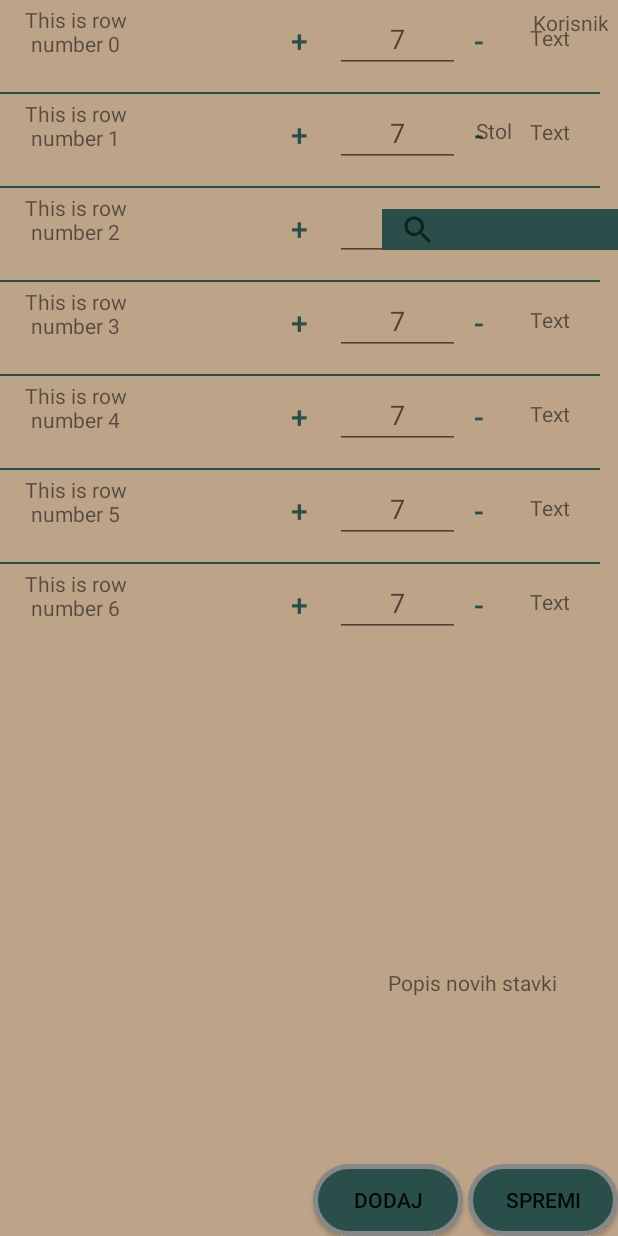
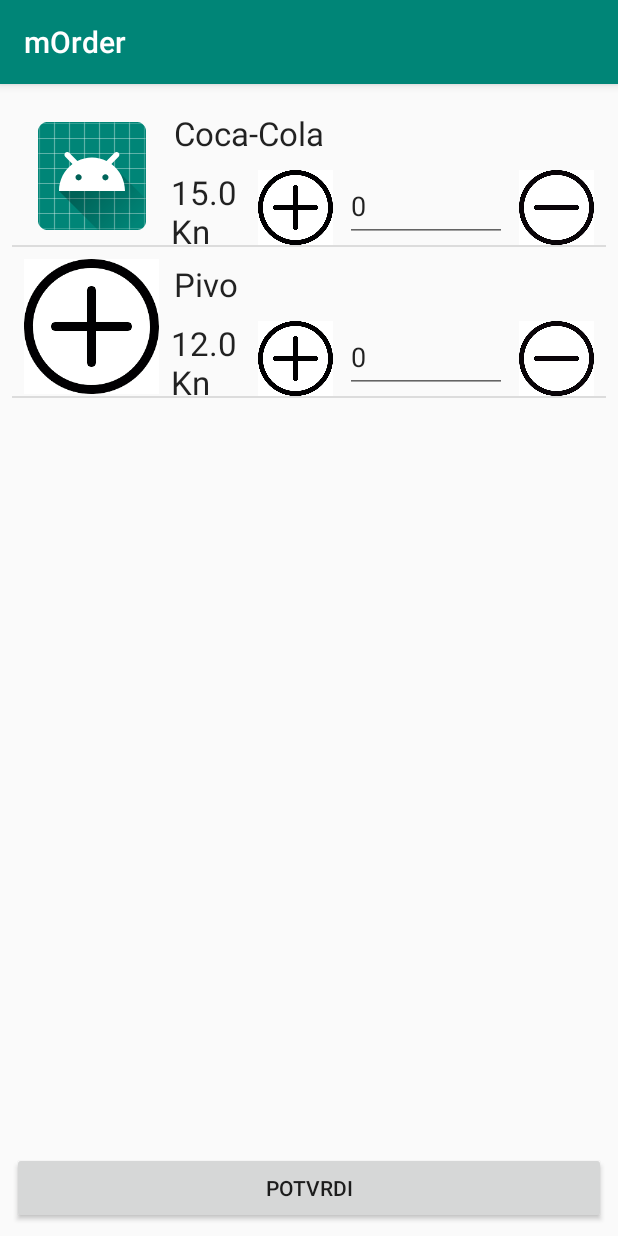
Before and after one commit to ivanmilas1/mOrder, an Android app: the screen it shows after launch (DetaljiNarudzbe before the commit, DetaljiNarudzbe2 after it), after a tap on "BUTTON", on a phone screen of 412 x 824 dp. Run offline under Robolectric (Android 15) with nearby library versions, the phone set to English and light mode, and no system bars.

Commit message:
Promjena cijele logike listview-a.

```diff
--- a/app/src/main/AndroidManifest.xml
+++ b/app/src/main/AndroidManifest.xml
@@ -17,10 +17,7 @@
             </intent-filter>
         </activity>
         <activity android:name=".PrikazStolova" />
-        <activity
-            android:name=".DetaljiNarudzbe"
-            android:label="@string/title_activity_detalji_narudzbe"
-            android:theme="@style/AppTheme.NoActionBar"></activity>
+        <activity android:name=".DetaljiNarudzbe2" />
     </application>
 
 </manifest>
--- /dev/null
+++ b/app/src/main/java/com/morder/morder/Artikl.java
@@ -0,0 +1,17 @@
+package com.morder.morder;
+
+public class Artikl {
+
+    String Naziv;
+    Double Cijena;
+    int Slika;
+    int KolicinaKosarica;
+
+    public Artikl(String naziv,Double cijena, int slika)
+    {
+        Naziv = naziv;
+        Cijena = cijena;
+        Slika = slika;
+    }
+
+}
--- a/app/src/main/java/com/morder/morder/DetaljiNarudzbe.java
+++ /dev/null
@@ -1,135 +0,0 @@
-package com.morder.morder;
-
-import android.content.Context;
-import android.os.Bundle;
-import android.support.v7.app.AppCompatActivity;
-import android.support.v7.widget.RecyclerView;
-import android.view.LayoutInflater;
-import android.view.View;
-import android.view.ViewGroup;
-import android.widget.AdapterView;
-import android.widget.ArrayAdapter;
-import android.widget.Button;
-import android.widget.ListView;
-import android.widget.TextView;
-import android.widget.Toast;
-
-import java.util.ArrayList;
-import java.util.List;
-
-public class DetaljiNarudzbe extends AppCompatActivity {
-
-
-    private ArrayList<String> data = new ArrayList<String>();
-    @Override
-    protected void onCreate(Bundle savedInstanceState) {
-        super.onCreate(savedInstanceState);
-        setContentView(R.layout.activity_detalji_narudzbe);
-        ListView lv = (ListView) findViewById(R.id.listview);
-        generateListContent();
-        lv.setAdapter(new MyListAdaper(this, R.layout.list_item, data));
-        lv.setOnItemClickListener(new AdapterView.OnItemClickListener() {
-            @Override
-            public void onItemClick(AdapterView<?> parent, View view, int position, long id) {
-
-            }
-        });
-
-
-
-    }
-
-    private void generateListContent() {
-
-
-            for(int i = 0; i < 7; i++) {
-
-                data.add("This is row number " + i);
-
-
-            }
-
-        }
-    private class MyListAdaper extends ArrayAdapter<String> {
-
-        private int layout;
-
-        private List<String> mObjects;
-
-        private MyListAdaper(Context context, int resource, List<String> objects) {
-
-            super(context, resource, objects);
-
-            mObjects = objects;
-
-            layout = resource;
-
-        }
-
-
-
-        @Override
-
-        public View getView(final int position, View convertView, ViewGroup parent) {
-
-            ViewHolder mainViewholder = null;
-
-            if(convertView == null) {
-
-                LayoutInflater inflater = LayoutInflater.from(getContext());
-
-                convertView = inflater.inflate(layout, parent, false);
-
-                ViewHolder viewHolder = new ViewHolder();
-
-                viewHolder.naziv = (TextView) convertView.findViewById(R.id.list_item_naziv);
-                viewHolder.kolicina = (TextView) convertView.findViewById(R.id.list_item_kolicina);
-                viewHolder.cijena = (TextView) convertView.findViewById(R.id.list_item_cijena);
-                viewHolder.dodaj = (Button) convertView.findViewById(R.id.list_item_btn_povecaj);
-                viewHolder.ukloni = (Button) convertView.findViewById(R.id.list_item_btn_umanji);
-
-                convertView.setTag(viewHolder);
-
-            }
-
-            mainViewholder = (ViewHolder) convertView.getTag();
-
-            mainViewholder.dodaj.setOnClickListener(new View.OnClickListener() {
-
-                @Override
-
-                public void onClick(View v) {
-
-                    Toast.makeText(getContext(), "Dodali ste ješ jedan proizvod", Toast.LENGTH_SHORT).show();
-
-                }
-
-            });
-            mainViewholder.ukloni.setOnClickListener(new View.OnClickListener() {
-                @Override
-                public void onClick(View v) {
-
-                    Toast.makeText(getContext(),"Uklonili ste jedan proizvod",Toast.LENGTH_SHORT).show();
-                }
-            });
-
-            mainViewholder.naziv.setText(getItem(position));
-
-
-
-            return convertView;
-
-        }
-
-    }
-    public class ViewHolder {
-
-        TextView naziv;
-        Button dodaj;
-        TextView kolicina;
-        Button ukloni;
-        TextView cijena;
-
-    }
-
-}
--- /dev/null
+++ b/app/src/main/java/com/morder/morder/DetaljiNarudzbe2.java
@@ -0,0 +1,41 @@
+package com.morder.morder;
+
+import android.os.Bundle;
+import android.support.annotation.Nullable;
+import android.support.v7.app.AppCompatActivity;
+import android.view.View;
+import android.widget.Button;
+import android.widget.ListView;
+
+import java.util.ArrayList;
+
+public class DetaljiNarudzbe2 extends AppCompatActivity
+{
+    private ListView listView;
+    private ListAdapter listAdapter;
+    ArrayList<Artikl> artikls = new ArrayList<>();
+    Button btnPlaceOrder;
+    ArrayList<Artikl> artiklsNarudzba = new ArrayList<>();
+
+
+    @Override
+    protected void onCreate(@Nullable Bundle savedInstanceState) {
+        super.onCreate(savedInstanceState);
+        setContentView(R.layout.activity_detalji_narudzbe2);
+        getArtikli();
+        listView = (ListView) findViewById(R.id.customListView);
+        listAdapter = new ListAdapter(this,artikls);
+        listView.setAdapter(listAdapter);
+        btnPlaceOrder = (Button) findViewById(R.id.btnPlaceOrder);
+        btnPlaceOrder.setOnClickListener(new View.OnClickListener() {
+            @Override
+            public void onClick(View v) {
+
+            }
+        });
+    }
+    public void getArtikli(){
+        artikls.add(new Artikl("Coca-Cola",15.00,R.mipmap.ic_launcher));
+        artikls.add(new Artikl("Pivo",12.00,R.mipmap.untitled));
+    }
+}
--- /dev/null
+++ b/app/src/main/java/com/morder/morder/ListAdapter.java
@@ -0,0 +1,99 @@
+package com.morder.morder;
+
+import android.content.Context;
+import android.view.LayoutInflater;
+import android.view.View;
+import android.view.ViewGroup;
+import android.widget.BaseAdapter;
+import android.widget.EditText;
+import android.widget.Toast;
+
+import java.util.ArrayList;
+
+public class ListAdapter extends BaseAdapter
+{
+    public ArrayList<Artikl> listaArtikala;
+    private Context context;
+
+    public ListAdapter(Context context,ArrayList<Artikl> listaArtikala)
+    {
+        this.context = context;
+        this.listaArtikala = listaArtikala;
+    }
+
+    @Override
+    public int getCount() {
+        return listaArtikala.size();
+    }
+
+    @Override
+    public Artikl getItem(int position) {
+        return  listaArtikala.get(position);
+    }
+
+    @Override
+    public long getItemId(int position) {
+        return 0;
+    }
+
+    @Override
+    public View getView(final int position, View convertView, ViewGroup parent) {
+        View row;
+        final ListViewHolder listViewHolder;
+        if(convertView == null)
+        {
+            LayoutInflater layoutInflater =(LayoutInflater) context.getSystemService(Context.LAYOUT_INFLATER_SERVICE);
+            row = layoutInflater.inflate(R.layout.custom_listview,parent,false);
+            listViewHolder = new ListViewHolder();
+            listViewHolder.btnDodaj = row.findViewById(R.id.ib_addnew);
+            listViewHolder.btnSmanji = row.findViewById(R.id.ib_remove);
+            listViewHolder.etKolicina = row.findViewById(R.id.editTextQuantity);
+            listViewHolder.ivSlika = row.findViewById(R.id.ivProduct);
+            listViewHolder.tvNaziv = row.findViewById(R.id.tvProductName);
+            listViewHolder.tvCijena = row.findViewById(R.id.tvPrice);
+            row.setTag(listViewHolder);
+        }
+        else
+            {
+            row = convertView;
+            listViewHolder = (ListViewHolder) row.getTag();
+            }
+        final Artikl artikl = getItem(position);
+
+        listViewHolder.tvNaziv.setText(artikl.Naziv);
+        listViewHolder.tvCijena.setText(artikl.Cijena+"Kn");
+        listViewHolder.ivSlika.setImageResource(artikl.Slika);
+        listViewHolder.etKolicina.setText(artikl.KolicinaKosarica + "" );
+        listViewHolder.btnDodaj.setOnClickListener(new View.OnClickListener() {
+            @Override
+            public void onClick(View v) {
+                Kolicina(position,listViewHolder.etKolicina,1);
+
+            }
+        });
+        listViewHolder.btnSmanji.setOnClickListener(new View.OnClickListener() {
+            @Override
+            public void onClick(View v) {
+                Kolicina(position,listViewHolder.etKolicina,-1);
+            }
+        });
+        return row;
+    }
+    private void Kolicina(int position, EditText etKolicina, int value) {
+
+        Artikl artikl = getItem(position);
+        if(value > 0)
+        {
+            artikl.KolicinaKosarica = artikl.KolicinaKosarica + 1 ;
+        }
+        else
+        {
+            if(artikl.KolicinaKosarica > 0)
+            {
+                artikl.KolicinaKosarica = artikl.KolicinaKosarica - 1;
+            }
+
+        }
+        etKolicina.setText(artikl.KolicinaKosarica+"");
+    }
+}
--- /dev/null
+++ b/app/src/main/java/com/morder/morder/ListViewHolder.java
@@ -0,0 +1,18 @@
+package com.morder.morder;
+
+import android.widget.EditText;
+import android.widget.ImageButton;
+import android.widget.ImageView;
+import android.widget.LinearLayout;
+import android.widget.TextView;
+
+public class ListViewHolder
+{
+    TextView tvNaziv;
+    ImageView ivSlika;
+    TextView tvCijena;
+    ImageButton btnDodaj;
+    EditText etKolicina;
+    ImageButton btnSmanji;
+    LinearLayout llMainRow;
+}
--- a/app/src/main/java/com/morder/morder/MainActivity.java
+++ b/app/src/main/java/com/morder/morder/MainActivity.java
@@ -27,7 +27,7 @@ public class MainActivity extends AppCompatActivity {
 
     public void PrikaziDetaljeNarudzbe(){
 
-        Intent intent = new Intent(this, DetaljiNarudzbe.class);
+        Intent intent = new Intent(this, DetaljiNarudzbe2.class);
         startActivity(intent);
 
     }
--- a/app/src/main/res/layout/activity_detalji_narudzbe.xml
+++ /dev/null
@@ -1,101 +0,0 @@
-<?xml version="1.0" encoding="utf-8"?>
-
-<RelativeLayout xmlns:android="http://schemas.android.com/apk/res/android"
-    xmlns:app="http://schemas.android.com/apk/res-auto"
-    xmlns:tools="http://schemas.android.com/tools"
-    android:layout_width="match_parent"
-    android:layout_height="match_parent"
-    android:background="#BDA489"
-    tools:context=".DetaljiNarudzbe">
-
-    <Button
-        android:id="@+id/btnDodaj2"
-        android:layout_width="wrap_content"
-        android:layout_height="wrap_content"
-        android:layout_alignParentEnd="true"
-        android:layout_alignParentBottom="true"
-        android:layout_marginEnd="103dp"
-        android:layout_marginBottom="0dp"
-        android:background="@drawable/button1"
-        android:text="Dodaj" />
-
-    <android.support.design.widget.AppBarLayout
-        android:layout_width="match_parent"
-        android:layout_height="wrap_content"
-        android:theme="@style/AppTheme.AppBarOverlay">
-
-    </android.support.design.widget.AppBarLayout>
-
-    <ListView
-
-        android:id="@+id/listview"
-        android:layout_width="400dp"
-        android:layout_height="wrap_content"
-        android:layout_alignParentStart="true"
-        android:layout_alignParentTop="true"
-        android:layout_marginStart="0dp"
-        android:layout_marginTop="0dp"
-        android:divider="#2A4F4A"
-        android:dividerHeight="1dp">
-
-    </ListView>
-
-    <TextView
-        android:id="@+id/textViewTrenutniKorisnik"
-        android:layout_width="wrap_content"
-        android:layout_height="wrap_content"
-        android:layout_alignParentTop="true"
-        android:layout_alignParentEnd="true"
-        android:layout_marginTop="5dp"
-        android:layout_marginEnd="6dp"
-        android:text="Korisnik" />
-
-    <Button
-        android:id="@+id/btnSpremi"
-        android:layout_width="wrap_content"
-        android:layout_height="wrap_content"
-        android:layout_alignEnd="@+id/btnDodaj2"
-        android:layout_alignParentBottom="true"
-        android:layout_marginEnd="-103dp"
-        android:layout_marginBottom="0dp"
-        android:background="@drawable/button1"
-        android:text="Spremi"
-        tools:layout_width="wrap_content" />
-
-    <SearchView
-        android:layout_width="157dp"
-        android:layout_height="27dp"
-        android:layout_alignParentTop="true"
-        android:layout_alignParentEnd="true"
-        android:layout_marginTop="139dp"
-        android:layout_marginEnd="0dp"
-        android:background="#2A4F4A"
-        android:orientation="horizontal" />
-
-    <TextView
-        android:id="@+id/textViewPopisNovihStavki"
-        android:layout_width="147dp"
-        android:layout_height="101dp"
-        android:layout_alignEnd="@+id/textViewTrenutniKorisnik"
-        android:layout_alignParentBottom="true"
-        android:layout_marginEnd="0dp"
-        android:layout_marginBottom="77dp"
-        android:outlineAmbientShadowColor="#2A4F4A"
-        android:text="Popis novih stavki"
-        app:lineHeight="2dp" />
-
-    <TextView
-        android:id="@+id/textViewTrenutniStol"
-        android:layout_width="127dp"
-        android:layout_height="31dp"
-        android:layout_alignParentTop="true"
-        android:layout_marginTop="77dp"
-        android:layout_marginEnd="-37dp"
-        android:layout_toStartOf="@+id/textViewTrenutniKorisnik"
-        android:text="Stol"
-        android:textAlignment="center"
-
-        />
-
-
-</RelativeLayout>
--- /dev/null
+++ b/app/src/main/res/layout/activity_detalji_narudzbe2.xml
@@ -0,0 +1,44 @@
+<?xml version="1.0" encoding="utf-8"?>
+<android.support.constraint.ConstraintLayout xmlns:android="http://schemas.android.com/apk/res/android"
+    xmlns:app="http://schemas.android.com/apk/res-auto"
+    xmlns:tools="http://schemas.android.com/tools"
+    android:layout_width="match_parent"
+    android:layout_height="match_parent"
+    tools:context=".DetaljiNarudzbe2"
+    >
+
+    <LinearLayout
+        android:id="@+id/linearLayout"
+        android:layout_width="0dp"
+        android:layout_height="wrap_content"
+        android:layout_marginBottom="8dp"
+        android:layout_marginLeft="8dp"
+        android:layout_marginRight="8dp"
+        android:orientation="horizontal"
+        app:layout_constraintBottom_toBottomOf="parent"
+        app:layout_constraintLeft_toLeftOf="parent"
+        app:layout_constraintRight_toRightOf="parent">
+        <Button
+            android:layout_width="match_parent"
+            android:layout_height="wrap_content"
+            android:text="Potvrdi"
+            android:id="@+id/btnPlaceOrder"
+            />
+    </LinearLayout>
+
+    <ListView
+        android:id="@+id/customListView"
+        android:layout_width="0dp"
+        android:layout_height="0dp"
+        android:layout_marginEnd="8dp"
+        android:layout_marginLeft="8dp"
+        android:layout_marginRight="8dp"
+        android:layout_marginStart="8dp"
+        android:layout_marginTop="8dp"
+        app:layout_constraintLeft_toLeftOf="parent"
+        app:layout_constraintRight_toRightOf="parent"
+        app:layout_constraintTop_toTopOf="parent"
+        android:layout_marginBottom="8dp"
+        app:layout_constraintBottom_toTopOf="@+id/linearLayout" />
+
+</android.support.constraint.ConstraintLayout>
--- /dev/null
+++ b/app/src/main/res/layout/custom_listview.xml
@@ -0,0 +1,98 @@
+<?xml version="1.0" encoding="utf-8"?>
+<android.support.constraint.ConstraintLayout xmlns:android="http://schemas.android.com/apk/res/android"
+    xmlns:app="http://schemas.android.com/apk/res-auto"
+    xmlns:tools="http://schemas.android.com/tools"
+    android:orientation="horizontal" android:layout_width="match_parent"
+    android:layout_height="match_parent" android:layout_margin="5dp"
+    >
+
+    <ImageView
+        android:id="@+id/ivProduct"
+        android:layout_width="90dp"
+        android:layout_height="90dp"
+        android:layout_marginLeft="8dp"
+        android:layout_marginStart="8dp"
+        android:layout_marginTop="8dp"
+        android:scaleType="centerInside"
+        app:layout_constraintStart_toStartOf="parent"
+        app:layout_constraintTop_toTopOf="parent" />
+
+
+    <TextView
+        android:id="@+id/tvProductName"
+        android:layout_width="0dp"
+        android:layout_height="wrap_content"
+        android:layout_marginEnd="8dp"
+        android:layout_marginStart="8dp"
+        android:layout_marginTop="8dp"
+        android:gravity="center_vertical"
+        android:padding="2dp"
+        android:textAppearance="?android:attr/textAppearanceLarge"
+        app:layout_constraintEnd_toEndOf="parent"
+        app:layout_constraintStart_toEndOf="@+id/ivProduct"
+        app:layout_constraintTop_toTopOf="parent" />
+
+
+    <TextView
+        android:id="@+id/tvPrice"
+        android:layout_width="50dp"
+        android:layout_height="50dp"
+        android:layout_marginLeft="8dp"
+        android:layout_marginStart="8dp"
+        android:layout_marginTop="8dp"
+        android:gravity="center_vertical"
+        android:textAppearance="?android:attr/textAppearanceLarge"
+        app:layout_constraintStart_toEndOf="@+id/ivProduct"
+        app:layout_constraintTop_toBottomOf="@+id/tvProductName" />
+
+
+    <ImageButton
+        android:id="@+id/ib_addnew"
+        android:layout_width="50dp"
+        android:layout_height="wrap_content"
+        android:layout_gravity="bottom"
+        android:layout_marginLeft="8dp"
+        android:layout_marginTop="8dp"
+        android:adjustViewBounds="true"
+        android:background="#00ffffff"
+        android:cropToPadding="false"
+        android:scaleType="centerInside"
+        android:src="@mipmap/untitled"
+        app:layout_constraintLeft_toRightOf="@+id/tvPrice"
+        app:layout_constraintStart_toEndOf="@+id/tvPrice"
+        app:layout_constraintTop_toBottomOf="@+id/tvProductName" />
+
+    <EditText
+        android:id="@+id/editTextQuantity"
+        android:layout_width="0dp"
+        android:layout_height="48dp"
+        android:layout_marginEnd="8dp"
+        android:layout_marginStart="8dp"
+        android:layout_marginTop="8dp"
+        android:text="0"
+        android:inputType="number"
+        app:layout_constraintEnd_toStartOf="@+id/ib_remove"
+        app:layout_constraintStart_toEndOf="@+id/ib_addnew"
+        app:layout_constraintTop_toBottomOf="@+id/tvProductName"
+        app:layout_constraintLeft_toRightOf="@+id/ib_addnew"
+        android:layout_marginLeft="8dp"
+        app:layout_constraintRight_toLeftOf="@+id/ib_remove"
+        android:layout_marginRight="8dp" />
+
+
+    <ImageButton
+        android:id="@+id/ib_remove"
+        android:layout_width="50dp"
+        android:layout_height="50dp"
+        android:layout_gravity="bottom"
+        android:layout_marginTop="8dp"
+        android:scaleType="centerInside"
+        android:background="#00ffffff"
+        android:src="@mipmap/untitled2"
+        app:layout_constraintEnd_toEndOf="parent"
+        app:layout_constraintTop_toBottomOf="@+id/tvProductName"
+        android:layout_marginRight="8dp"
+        app:layout_constraintRight_toRightOf="parent" />
+
+
+</android.support.constraint.ConstraintLayout>
--- a/app/src/main/res/layout/list_item.xml
+++ /dev/null
@@ -1,71 +0,0 @@
-<?xml version="1.0" encoding="utf-8"?>
-<RelativeLayout xmlns:android="http://schemas.android.com/apk/res/android"
-    xmlns:app="http://schemas.android.com/apk/res-auto"
-    xmlns:tools="http://schemas.android.com/tools"
-    android:layout_width="match_parent" android:layout_height="match_parent">
-
-    <TextView
-        android:id="@+id/list_item_naziv"
-        android:layout_width="100dp"
-        android:layout_height="45dp"
-        android:layout_alignParentStart="true"
-        android:layout_alignParentTop="true"
-        android:layout_marginStart="0dp"
-        android:layout_marginTop="3dp"
-        android:text="Proizvod"
-
-        android:textAlignment="center"
-        tools:text="Stavka" />
-
-    <Button
-        android:id="@+id/list_item_btn_povecaj"
-        android:layout_width="40dp"
-        android:layout_height="wrap_content"
-        android:layout_alignParentTop="true"
-        android:layout_marginStart="79dp"
-        android:layout_marginTop="3dp"
-        android:layout_toEndOf="@id/list_item_naziv"
-        android:background="@drawable/rounded_button"
-        android:text="+"
-        android:textColor="#2A4F4A"
-        android:textSize="20dp" />
-
-    <EditText
-        android:id="@+id/list_item_kolicina"
-        android:layout_width="83dp"
-        android:layout_height="wrap_content"
-        android:layout_alignParentTop="true"
-        android:layout_marginStart="4dp"
-        android:layout_marginTop="3dp"
-        android:layout_toEndOf="@id/list_item_btn_povecaj"
-        android:ems="10"
-        android:hint="7"
-        android:inputType="number"
-        android:textAlignment="center" />
-
-    <Button
-        android:id="@+id/list_item_btn_umanji"
-        android:layout_width="26dp"
-        android:layout_height="wrap_content"
-        android:layout_alignParentTop="true"
-        android:layout_marginStart="0dp"
-        android:layout_marginTop="3dp"
-        android:layout_toEndOf="@id/list_item_kolicina"
-        android:background="@drawable/rounded_button"
-        android:text="-"
-        android:textAlignment="center"
-        android:textColor="#2A4F4A"
-        android:textSize="20dp" />
-
-    <TextView
-        android:id="@+id/list_item_cijena"
-        android:layout_width="74dp"
-        android:layout_height="46dp"
-        android:layout_marginStart="0dp"
-        android:layout_marginTop="15dp"
-        android:layout_toEndOf="@id/list_item_btn_umanji"
-        android:text="Text"
-        android:textAlignment="center"
-        tools:text="Price" />
-
-</RelativeLayout>
```
Also changed, not shown: app/src/main/res/mipmap-hdpi/untitled.png (added), app/src/main/res/mipmap-hdpi/untitled2.png (added).
